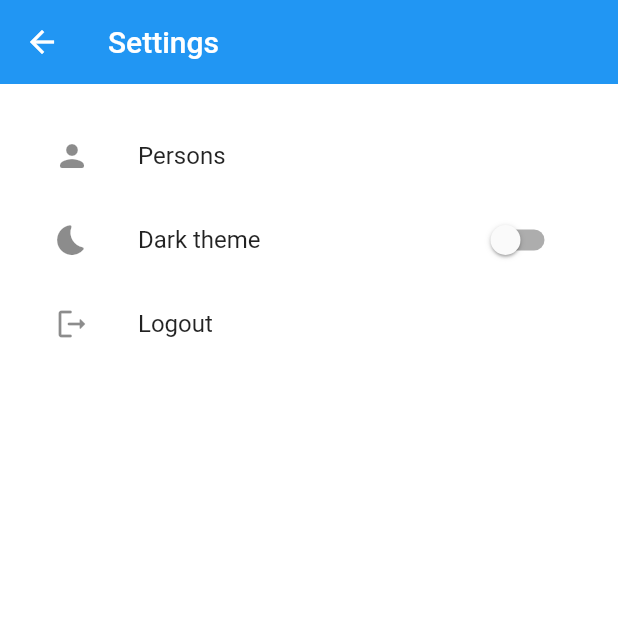
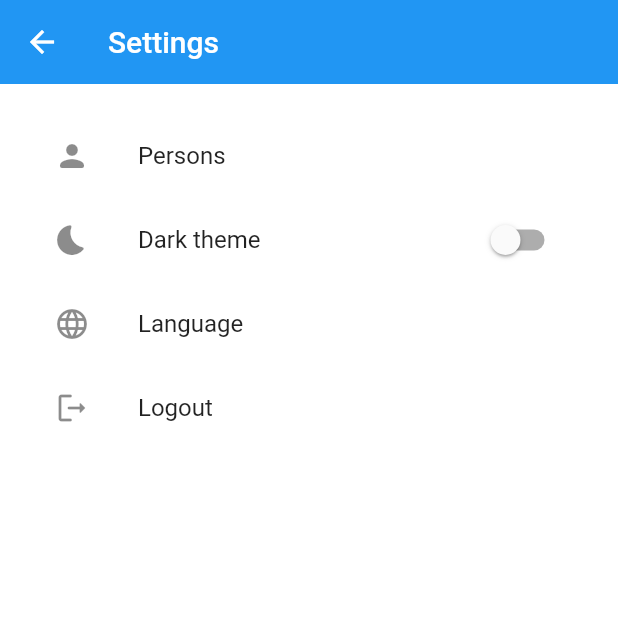
Before and after one commit to borisgrigorov/Tycka, a Flutter app: the Settings screen opened directly with empty values, on a phone screen of 412 x 824 dp, the top half of it. Run offline on Flutter 3.47's test engine with Material 2 defaults, Android fonts, the phone set to English and light mode, and no system bars; our stand-ins replace connectivity_plus, flutter_secure_storage, google_fonts, qr_flutter, shared_preferences, typed_data; missing offline and left inert: cbor, dart_base45, dynamic_themes, flutter_custom_tabs, receive_sharing_intent; accounts and stored records are empty; generated files the repository leaves out were written again.

Commit message:
Manually set language

```diff
--- a/lib/data/consts.dart
+++ b/lib/data/consts.dart
@@ -5,6 +5,7 @@ abstract class TyckaConsts {
   static const String AUTH_ENDPOINT = "auth/login";
   static const String PERSON_ENDPOINT = "person";
   static const String SECURE_STORAGE_KEY = "installationId";
+  static const String LANGUAGE_KEY = "language";
 }
 
 enum TyckaLoginTypes { NIA, SMS }
--- a/lib/data/data.dart
+++ b/lib/data/data.dart
@@ -1,5 +1,4 @@
 import 'dart:convert';
-import 'dart:developer';
 
 import 'package:flutter_secure_storage/flutter_secure_storage.dart';
 import 'package:http/http.dart' as http;
@@ -14,6 +13,7 @@ class TyckaData {
   bool? isLoggedIn;
   String? deviceId;
   List<Person> persons = <Person>[];
+  String? language;
 
   Future<String> getJwt(String deviceName, String installationID) async {
     var response = await http.post(
--- a/lib/l10n/app_cs.arb
+++ b/lib/l10n/app_cs.arb
@@ -6,7 +6,7 @@
     "linkWasCopiedOpenInBrowser": "Odkaz byl zkopírován do schránky, prosím, otevřete jej v prohlížeči.",
     "perons": "Osoby",
     "add": "Přidat",
-    "qrCOde": "QR Kód",
+    "qrCode": "QR Kód",
     "settings": "Nastavení",
     "darkTheme": "Tmavý režim",
     "logout": "Odhlásit se",
@@ -14,5 +14,6 @@
     "internetNeeded": "Pro pokračování musíte být k připojeni k internetu.",
     "tryAgain": "Zkusit znova",
     "appWasDeauthorized": "Aplikace byla deautorizována.",
-    "isNeededToLoginAgain": "Pro zobrazení certfikátů je nutné se znovu přihlásit."
+    "isNeededToLoginAgain": "Pro zobrazení certfikátů je nutné se znovu přihlásit.",
+    "language": "Jazyk"
 }
--- a/lib/l10n/app_en.arb
+++ b/lib/l10n/app_en.arb
@@ -6,7 +6,7 @@
     "linkWasCopiedOpenInBrowser": "Link was copied to clipboard, please open it in browser.",
     "perons": "Persons",
     "add": "Add",
-    "qrCOde": "QR Code",
+    "qrCode": "QR Code",
     "settings": "Settings",
     "darkTheme": "Dark theme",
     "logout": "Logout",
@@ -14,5 +14,6 @@
     "internetNeeded": "Internet is needed to continue.",
     "tryAgain": "Try again",
     "appWasDeauthorized": "App was deauthorized.",
-    "isNeededToLoginAgain": "To show certificates, you have to login again."
+    "isNeededToLoginAgain": "To show certificates, you have to login again.",
+    "language": "Language"
 }
--- a/lib/main.dart
+++ b/lib/main.dart
@@ -16,8 +16,24 @@ void main() => runApp(MyApp());
 
 TyckaData tyckaData = TyckaData();
 
-class MyApp extends StatelessWidget {
+class MyApp extends StatefulWidget {
   MyApp({Key? key}) : super(key: key);
+
+  @override
+  _MyAppState createState() => _MyAppState();
+
+  static _MyAppState? of(BuildContext context) =>
+      context.findAncestorStateOfType<_MyAppState>();
+}
+
+class _MyAppState extends State<MyApp> {
+  Locale? _locale;
+
+  void setLocale(Locale value) {
+    setState(() {
+      _locale = value;
+    });
+  }
 
   @override
   Widget build(BuildContext context) {
@@ -36,6 +52,7 @@ class MyApp extends StatelessWidget {
               GlobalWidgetsLocalizations.delegate,
               GlobalCupertinoLocalizations.delegate,
             ],
+            locale: _locale,
             supportedLocales: [Locale("en", ""), Locale("cs", "")],
           );
         });
--- a/lib/root.dart
+++ b/lib/root.dart
@@ -4,6 +4,7 @@ import 'package:flutter_gen/gen_l10n/app_localizations.dart';
 import 'package:tycka/main.dart';
 import 'package:tycka/ui/screens/login.dart';
 import 'package:tycka/ui/tyckaDialog.dart';
+import 'package:tycka/utils/preferences.dart';
 
 enum IsLoggedIn { WAITING, LOGGED_IN, LOGGED_OUT }
 
@@ -24,6 +25,10 @@ class _RootState extends State<Root> {
 
   void load() async {
     bool internet = false;
+    tyckaData.language = await TyckaPreferences.getLanguage();
+    if (tyckaData.language != null) {
+      MyApp.of(context)!.setLocale(Locale(tyckaData.language!));
+    }
     while (!internet) {
       var connectivityCheck = await (Connectivity().checkConnectivity());
       if (connectivityCheck == ConnectivityResult.none) {
--- a/lib/ui/screens/qr.dart
+++ b/lib/ui/screens/qr.dart
@@ -3,6 +3,7 @@ import 'package:tycka/models/certificate.dart';
 import 'package:qr_flutter/qr_flutter.dart';
 import 'package:tycka/ui/components.dart';
 import 'package:tycka/utils/themeUtils.dart';
+import 'package:flutter_gen/gen_l10n/app_localizations.dart';
 
 class QRCode extends StatefulWidget {
   const QRCode({Key? key, required this.certificate}) : super(key: key);
@@ -17,7 +18,7 @@ class _QRCodeState extends State<QRCode> {
   Widget build(BuildContext context) {
     return Scaffold(
         appBar: AppBar(
-          title: Text("QR Code"),
+          title: Text(AppLocalizations.of(context)!.qrCode),
           iconTheme: IconThemeData(color: Colors.white),
           brightness: Brightness.dark,
           elevation: 0.0,
--- /dev/null
+++ b/lib/utils/preferences.dart
@@ -0,0 +1,15 @@
+import 'package:shared_preferences/shared_preferences.dart';
+import 'package:tycka/data/consts.dart';
+
+abstract class TyckaPreferences {
+  static Future<String?> getLanguage() async {
+    final prefs = await SharedPreferences.getInstance();
+    return prefs.getString(TyckaConsts.LANGUAGE_KEY);
+  }
+
+  static Future setLanguge(String lang) async {
+    final prefs = await SharedPreferences.getInstance();
+    await prefs.setString(TyckaConsts.LANGUAGE_KEY, lang);
+    return;
+  }
+}
--- a/pubspec.yaml
+++ b/pubspec.yaml
@@ -40,6 +40,7 @@ dependencies:
   flutter_custom_tabs: ^1.0.3
   dynamic_themes: ^1.1.0
   intl: ^0.17.0
+  shared_preferences: ^2.0.7
 
 dev_dependencies:
   flutter_launcher_icons: ^0.9.0
```
Also changed, not shown: lib/ui/screens/settings.dart (+37 -0 lines), pubspec.lock.
